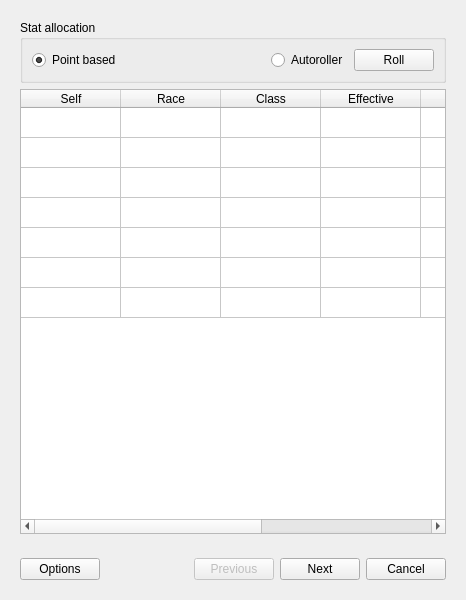
Before: the Qt Designer form NPPQT/src/birthdialog.ui in nppangband/NPPAngband, drawn with Qt 5.
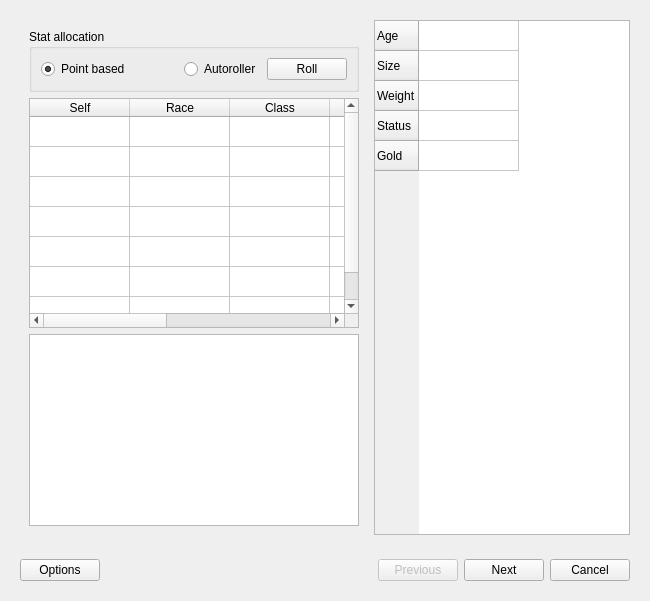
After: the same form once the commit is applied. The open tabs and pages were chosen to show the change.

Commit message: Improvements to the birth dialog

```diff
--- a/NPPQT/src/birthdialog.ui
+++ b/NPPQT/src/birthdialog.ui
@@ -6,8 +6,8 @@
    <rect>
     <x>0</x>
     <y>0</y>
-    <width>466</width>
-    <height>600</height>
+    <width>650</width>
+    <height>601</height>
    </rect>
   </property>
   <property name="windowTitle">
@@ -240,6 +240,15 @@
       </layout>
      </widget>
      <widget class="QWidget" name="page_2">
+      <layout class="QHBoxLayout" name="horizontalLayout_4">
+       <item>
+        <widget class="QWidget" name="widget_4" native="true">
+         <property name="sizePolicy">
+          <sizepolicy hsizetype="Expanding" vsizetype="Expanding">
+           <horstretch>0</horstretch>
+           <verstretch>0</verstretch>
+          </sizepolicy>
+         </property>
       <layout class="QVBoxLayout" name="verticalLayout_3">
        <item>
         <widget class="QGroupBox" name="groupBox1">
@@ -372,6 +381,68 @@
            <string/>
           </property>
          </item>
+           </widget>
+          </item>
+          <item>
+           <widget class="QPlainTextEdit" name="history_edit">
+            <property name="sizePolicy">
+             <sizepolicy hsizetype="Expanding" vsizetype="Fixed">
+              <horstretch>0</horstretch>
+              <verstretch>0</verstretch>
+             </sizepolicy>
+            </property>
+            <property name="readOnly">
+             <bool>true</bool>
+            </property>
+           </widget>
+          </item>
+         </layout>
+        </widget>
+       </item>
+       <item>
+        <widget class="QTableWidget" name="abilities_table">
+         <property name="sizePolicy">
+          <sizepolicy hsizetype="Fixed" vsizetype="Expanding">
+           <horstretch>0</horstretch>
+           <verstretch>0</verstretch>
+          </sizepolicy>
+         </property>
+         <property name="editTriggers">
+          <set>QAbstractItemView::NoEditTriggers</set>
+         </property>
+         <attribute name="horizontalHeaderVisible">
+          <bool>false</bool>
+         </attribute>
+         <row>
+          <property name="text">
+           <string>Age</string>
+          </property>
+         </row>
+         <row>
+          <property name="text">
+           <string>Size</string>
+          </property>
+         </row>
+         <row>
+          <property name="text">
+           <string>Weight</string>
+          </property>
+         </row>
+         <row>
+          <property name="text">
+           <string>Status</string>
+          </property>
+         </row>
+         <row>
+          <property name="text">
+           <string>Gold</string>
+          </property>
+         </row>
+         <column>
+          <property name="text">
+           <string/>
+          </property>
+         </column>
         </widget>
        </item>
       </layout>
```
Left out of the diff: 4 changed lines with no effect on the pictures. Lines whose indentation alone changed are shown as unchanged. The commit also changes 5 other files.
